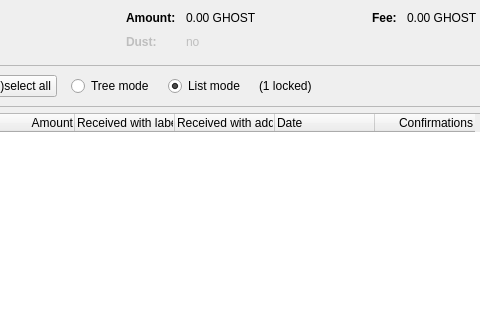
Old version of the form src/qt/forms/coincontroldialog.ui in the repository ghost-coin/ghost-core; both pictures show x 137 to 617 and y 0 to 320 of the 1000 by 500 pixel window.
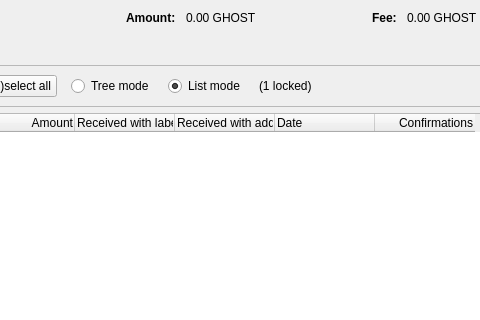
New version of the form. Custom widgets are drawn as their Qt base class.

```diff
--- a/src/qt/forms/coincontroldialog.ui
+++ b/src/qt/forms/coincontroldialog.ui
@@ -139,41 +139,6 @@
          </property>
         </widget>
        </item>
-       <item row="1" column="0">
-        <widget class="QLabel" name="labelCoinControlLowOutputText">
-         <property name="enabled">
-          <bool>false</bool>
-         </property>
-         <property name="font">
-          <font>
-           <weight>75</weight>
-           <bold>true</bold>
-          </font>
-         </property>
-         <property name="text">
-          <string>Dust:</string>
-         </property>
-        </widget>
-       </item>
-       <item row="1" column="1">
-        <widget class="QLabel" name="labelCoinControlLowOutput">
-         <property name="enabled">
-          <bool>false</bool>
-         </property>
-         <property name="cursor">
-          <cursorShape>IBeamCursor</cursorShape>
-         </property>
-         <property name="contextMenuPolicy">
-          <enum>Qt::ActionsContextMenu</enum>
-         </property>
-         <property name="text">
-          <string notr="true">no</string>
-         </property>
-         <property name="textInteractionFlags">
-          <set>Qt::LinksAccessibleByMouse|Qt::TextSelectableByKeyboard|Qt::TextSelectableByMouse</set>
-         </property>
-        </widget>
-       </item>
       </layout>
      </item>
      <item>
```
Left out of the diff: 6 changed lines with no effect on the pictures.
